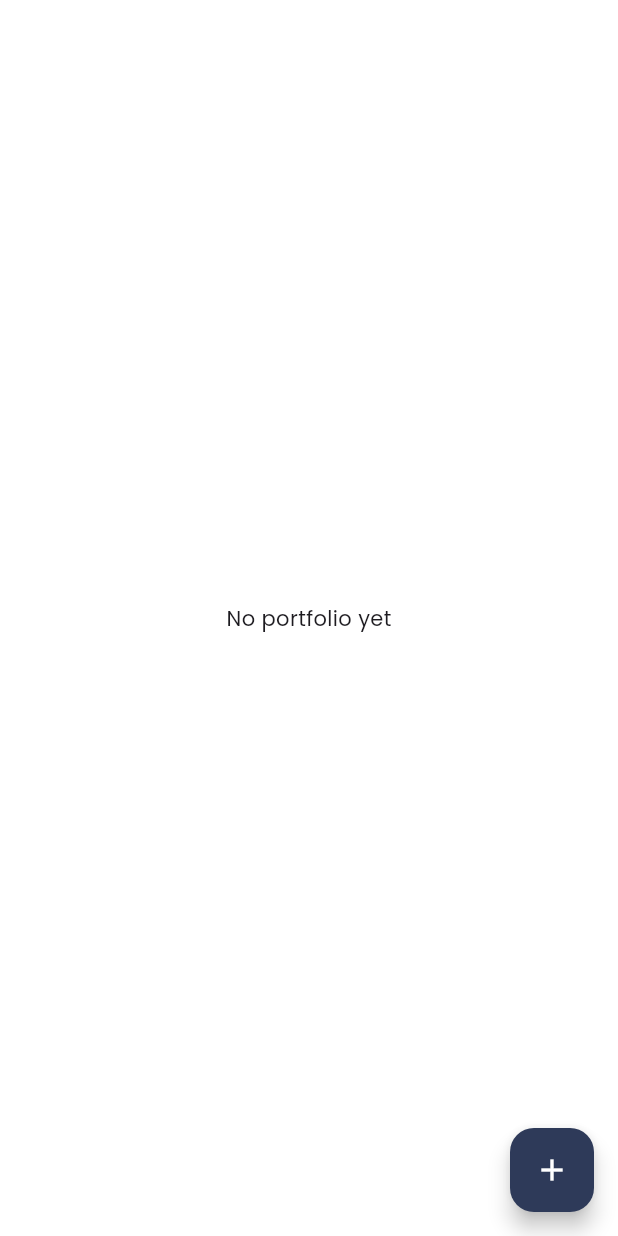
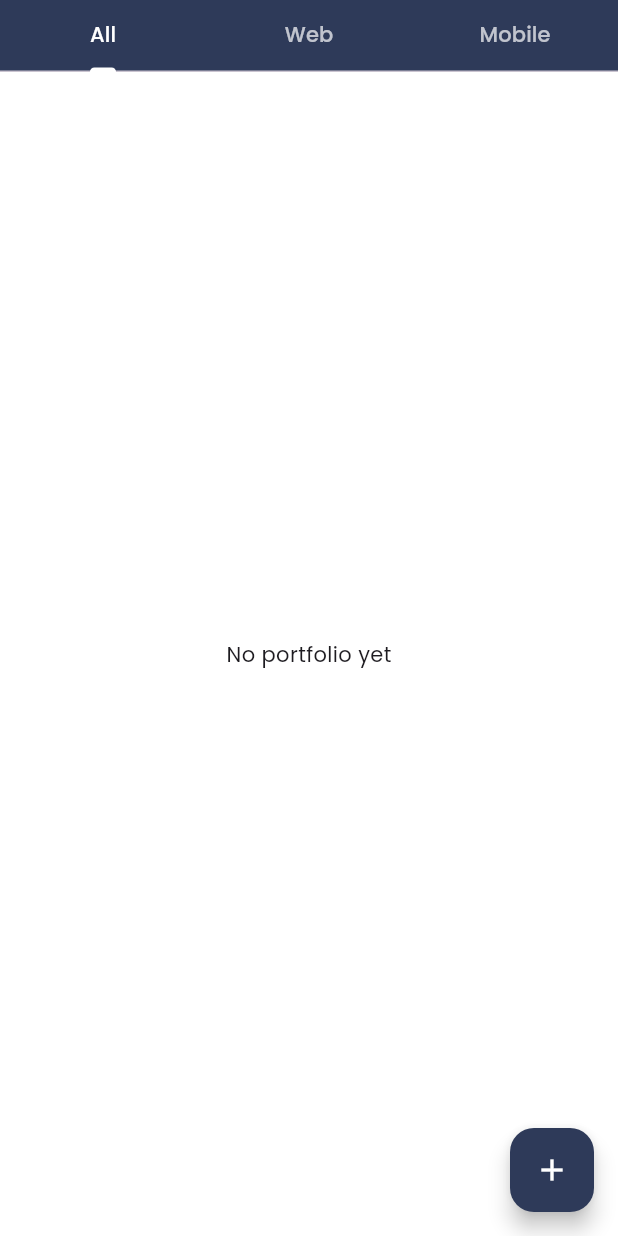
Before and after one commit to halolutfii/assigment-flutter, a Flutter app: the PortofolioScreen screen opened directly, on a phone screen of 412 x 824 dp. Run offline on Flutter 3.47's test engine with Material 3 defaults, Android fonts, the phone set to English and light mode, and no system bars; our stand-ins replace google_fonts, image_picker.

Commit message:
[fix]: assigment 5 done

```diff
--- a/lib/screens/portofolioscreen.dart
+++ b/lib/screens/portofolioscreen.dart
@@ -1,124 +1,47 @@
-import 'dart:io';
 import 'package:flutter/material.dart';
-import 'package:provider/provider.dart';
+import 'package:my_portofolio_app/routes.dart';
 
-import '../providers/portofolio_providers.dart';
+import 'tabs/all_tab.dart';
+import 'tabs/web_tab.dart';
+import 'tabs/mobile_tab.dart';
 
-import 'addpotofolioscreen.dart';
+import '../widgets/appbar.dart';
 
 class PortofolioScreen extends StatelessWidget {
   const PortofolioScreen({super.key});
 
   @override
   Widget build(BuildContext context) {
-    final portfolioProvider = Provider.of<PortofolioProvider>(context);
-
-    return Scaffold(
-      backgroundColor: const Color.fromARGB(255, 255, 255, 255),
-      body: portfolioProvider.items.isEmpty
-          ? const Center(child: Text("No portfolio yet"))
-          : ListView.builder(
-              padding: const EdgeInsets.all(16),
-              itemCount: portfolioProvider.items.length,
-              itemBuilder: (ctx, i) {
-                final item = portfolioProvider.items[i];
-                return buildProjectCard(
-                  title: item.title,
-                  description: item.description,
-                  tech: item.category.isNotEmpty
-                      ? [item.category]
-                      : [], // bisa juga List<String>
-                  imagePath: item.image,
-                );
-              },
+    return DefaultTabController(
+      length: 3,
+      child: Scaffold(
+        backgroundColor: Colors.white,
+        appBar: const CustomAppBar(
+          bottom: TabBar(
+            indicatorColor: Colors.white,
+            labelColor: Colors.white,
+            unselectedLabelColor: Colors.white70,
+            tabs: [
+              Tab(text: "All"),
+              Tab(text: "Web"),
+              Tab(text: "Mobile"),
+            ],
           ),
-
+        ),
+        body: const TabBarView(
+          children: [
+            AllTab(),
+            WebTab(),
+            MobileTab(),
+          ],
+        ),
         floatingActionButton: FloatingActionButton(
           backgroundColor: const Color(0xFF2E3A59),
           onPressed: () {
-                Navigator.push(
-                  context,
-                  MaterialPageRoute(builder: (_) => const AddPortfolioScreen()),
-                );
+            Navigator.pushNamed(context, AppRoutes.addPortfolio);
           },
           child: const Icon(Icons.add, color: Colors.white),
         ),
-    );
-  }
-
-  Widget buildProjectCard({
-    required String title,
-    required String description,
-    required List<String> tech,
-    required String imagePath,
-  }) {
-    return Container(
-      margin: const EdgeInsets.symmetric(vertical: 10),
-      padding: const EdgeInsets.all(16),
-      decoration: BoxDecoration(
-        color: Colors.white,
-        borderRadius: BorderRadius.circular(16),
-        boxShadow: [
-          BoxShadow(
-            color: Colors.black.withOpacity(0.08),
-            blurRadius: 10,
-            offset: const Offset(0, 4),
-          ),
-        ],
-      ),
-      child: Row(
-        crossAxisAlignment: CrossAxisAlignment.start,
-        children: [
-          ClipRRect(
-            borderRadius: BorderRadius.circular(8),
-            child: imagePath.isNotEmpty
-                ? Image.file(
-                    File(imagePath),
-                    width: 80,
-                    height: 80,
-                    fit: BoxFit.cover,
-                  )
-                : Container(
-                    width: 80,
-                    height: 80,
-                    color: Colors.grey[300],
-                    child: const Icon(Icons.work, size: 40),
-                  ),
-          ),
-          const SizedBox(width: 16),
-          Expanded(
-            child: Column(
-              crossAxisAlignment: CrossAxisAlignment.start,
-              children: [
-                Text(
-                  title,
-                  style: const TextStyle(
-                    fontSize: 16,
-                    fontWeight: FontWeight.bold,
-                  ),
-                ),
-                const SizedBox(height: 8),
-                Text(
-                  description,
-                  maxLines: 2,
-                  overflow: TextOverflow.ellipsis,
-                ),
-                const SizedBox(height: 8),
-                Wrap(
-                  spacing: 6,
-                  runSpacing: 4,
-                  children: tech
-                      .map((t) => Chip(
-                            label: Text(t),
-                            padding:
-                                const EdgeInsets.symmetric(horizontal: 8),
-                          ))
-                      .toList(),
-                ),
-              ],
-            ),
-          ),
-        ],
       ),
     );
   }
--- /dev/null
+++ b/lib/screens/tabs/all_tab.dart
@@ -0,0 +1,31 @@
+import 'package:flutter/material.dart';
+import 'package:provider/provider.dart';
+import '../../providers/portofolio_providers.dart';
+import '../../widgets/project_card.dart';
+
+class AllTab extends StatelessWidget {
+  const AllTab({super.key});
+
+  @override
+  Widget build(BuildContext context) {
+    final portfolioProvider = Provider.of<PortofolioProvider>(context);
+
+    if (portfolioProvider.items.isEmpty) {
+      return const Center(child: Text("No portfolio yet"));
+    }
+
+    return ListView.builder(
+      padding: const EdgeInsets.all(16),
+      itemCount: portfolioProvider.items.length,
+      itemBuilder: (ctx, i) {
+        final item = portfolioProvider.items[i];
+        return ProjectCard(
+          title: item.title,
+          description: item.description,
+          tech: item.category.isNotEmpty ? [item.category] : [],
+          imagePath: item.image,
+        );
+      },
+    );
+  }
+}
--- a/lib/widgets/appbar.dart
+++ b/lib/widgets/appbar.dart
@@ -1,49 +1,67 @@
 import 'package:flutter/material.dart';
 
 class CustomAppBar extends StatelessWidget implements PreferredSizeWidget {
-  final String title;
+  final String? title;
   final VoidCallback? onBack;
   final VoidCallback? onSettings;
   final bool showDrawer;
+  final PreferredSizeWidget? bottom;
 
   const CustomAppBar({
     Key? key,
-    required this.title,
+    this.title,
     this.onBack,
     this.onSettings,
     this.showDrawer = false,
+    this.bottom,
   }) : super(key: key);
 
   @override
-  Size get preferredSize => const Size.fromHeight(kToolbarHeight);
+  Size get preferredSize {
+    // hitung manual: tinggi AppBar (kToolbarHeight) + tinggi bottom (jika ada)
+    return Size.fromHeight(
+      (title != null ? kToolbarHeight : 0) + (bottom?.preferredSize.height ?? 0),
+    );
+  }
 
   @override
   Widget build(BuildContext context) {
     return AppBar(
       elevation: 0,
       backgroundColor: const Color(0xFF2E3A59),
-      leading: Builder(
+      leading: showDrawer
+          ? Builder(
               builder: (context) => IconButton(
                 icon: const Icon(Icons.menu, color: Colors.white),
                 onPressed: () {
                   Scaffold.of(context).openDrawer();
                 },
               ),
-      ),
-      title: Text(
-        title,
+            )
+          : (onBack != null
+              ? IconButton(
+                  icon: const Icon(Icons.arrow_back, color: Colors.white),
+                  onPressed: onBack,
+                )
+              : null),
+      title: title != null && title!.isNotEmpty
+          ? Text(
+              title!,
               style: const TextStyle(
                 color: Colors.white,
                 fontWeight: FontWeight.w600,
               ),
-      ),
+            )
+          : null,
       centerTitle: true,
       actions: [
+        if (onSettings != null)
           IconButton(
             icon: const Icon(Icons.settings, color: Colors.white),
             onPressed: onSettings,
           ),
       ],
+      bottom: bottom,
     );
   }
 }
```
Also changed, not shown: lib/main.dart (+21 -3 lines), lib/providers/portofolio_providers.dart (+15 -1 lines), lib/routes.dart (added, +26 -0 lines), lib/screens/profilescreen.dart (+2 -6 lines), lib/screens/tabs/mobile_tab.dart (added, +33 -0 lines), lib/screens/tabs/web_tab.dart (added, +33 -0 lines), lib/widgets/drawer.dart (+46 -31 lines), lib/widgets/project_card.dart (added, +83 -0 lines). Lines whose indentation alone changed are shown as unchanged.
